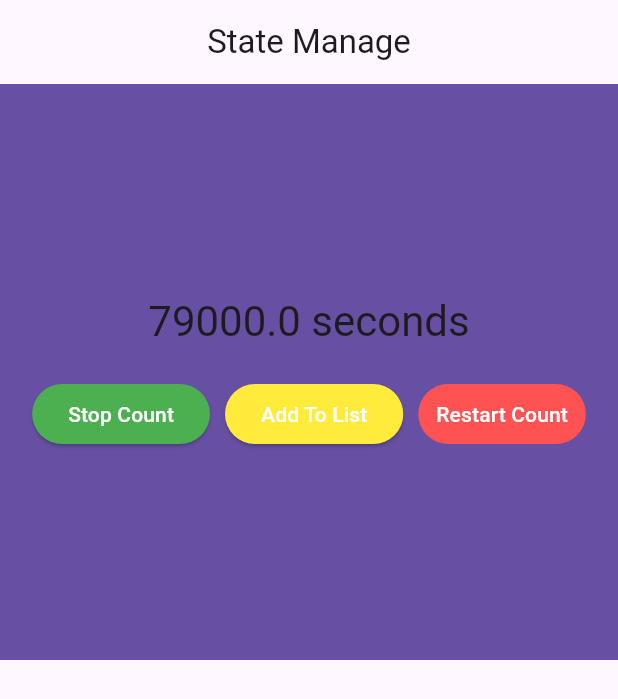
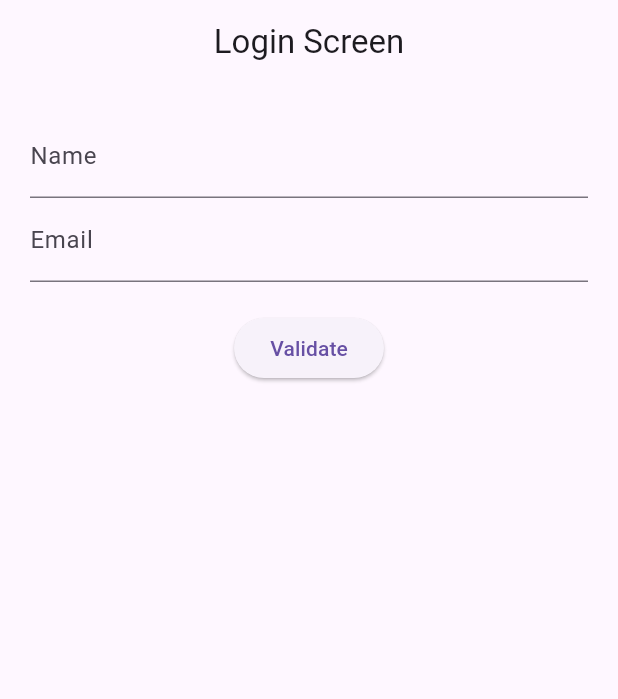
Before and after one commit to devetechnologies/devetechnologies_flutter_course, a Flutter app: the screen it shows after launch, on a phone screen of 412 x 824 dp. Shown: the top 699 px of the screen. Run offline on Flutter 3.47's test engine with Material 3 defaults, Android fonts, the phone set to English and light mode, and no system bars; our stand-ins replace flutter_rating_bar.

Commit message:
validate form

```diff
--- /dev/null
+++ b/lib/form/login_screen.dart
@@ -0,0 +1,70 @@
+import 'package:flutter/material.dart';
+
+class LoginScreen extends StatefulWidget {
+  const LoginScreen({super.key});
+
+  @override
+  State<LoginScreen> createState() => _LoginScreenState();
+}
+
+class _LoginScreenState extends State<LoginScreen> {
+  final _formKey = GlobalKey<FormState>();
+  final _nameController = TextEditingController();
+  final _emialController = TextEditingController();
+
+  @override
+  Widget build(BuildContext context) {
+    return Scaffold(
+        appBar: AppBar(
+          centerTitle: true,
+          title: const Text('Login Screen'),
+        ),
+        body: _buildForm());
+  }
+
+  Widget _buildForm() {
+    return Form(
+        key: _formKey,
+        child: Padding(
+          padding: const EdgeInsets.all(20),
+          child: Column(
+            children: [
+              TextFormField(
+                  controller: _nameController,
+                  decoration: const InputDecoration(labelText: 'Name'),
+                  validator: (value) =>
+                      value!.isEmpty ? 'Enter your name' : null),
+              TextFormField(
+                controller: _emialController,
+                decoration: const InputDecoration(labelText: 'Email'),
+                validator: (value) {
+                  if (value!.isEmpty) {
+                    return 'Enter your Email';
+                  }
+                  final regex = RegExp('[^@]+@[^.]+..+');
+                  if (regex.hasMatch(value)) {
+                    return null;
+                  }
+                  return null;
+                },
+              ),
+              const SizedBox(
+                height: 20,
+              ),
+              ElevatedButton(
+                  onPressed: () {
+                    _validateForm();
+                  },
+                  child: const Text('Validate'))
+            ],
+          ),
+        ));
+  }
+
+  void _validateForm() {
+    final form = _formKey.currentState;
+    if (!form!.validate()) {
+      return;
+    }
+  }
+}
--- a/lib/main.dart
+++ b/lib/main.dart
@@ -1,6 +1,4 @@
-import 'package:devetechnologies_flutter_course/expanded-widget/expanded_example.dart';
-import 'package:devetechnologies_flutter_course/layouts/profile_screen.dart';
-import 'package:devetechnologies_flutter_course/manage-state/stop_count.dart';
+import 'package:devetechnologies_flutter_course/form/login_screen.dart';
 import 'package:flutter/material.dart';
 import 'dart:math' as Math;
 
@@ -14,9 +12,8 @@ class MyApp extends StatelessWidget {
   @override
   Widget build(BuildContext context) {
     return const MaterialApp(
-        debugShowCheckedModeBanner: false,
-        home:
-            StopCounterState() //ExpandedExample() //ProfileScreen() //MyFirstWidget(),
+        debugShowCheckedModeBanner: false, home: LoginScreen()
+        //StopCounterState() //ExpandedExample() //ProfileScreen() //MyFirstWidget(),
         );
   }
 }
```
